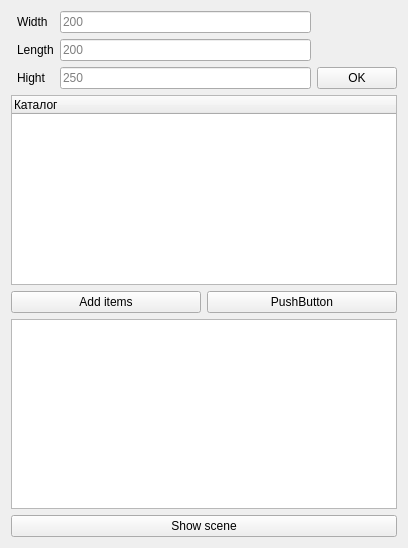
Qt form settings.ui (Tulenien/ComputerGraphics) before a commit.
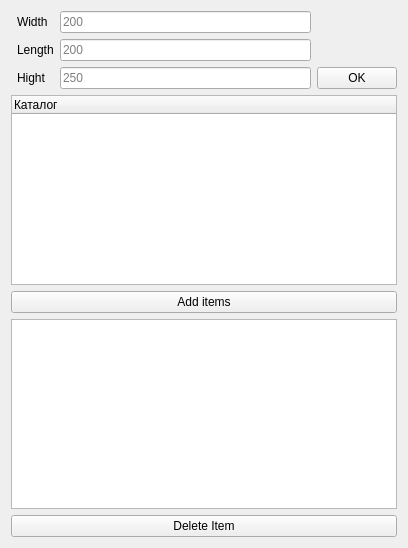
The same form after that commit.

Commit message: Fix yAxis and zBuffer overflow, delete showScene button

```diff
--- a/settings.ui
+++ b/settings.ui
@@ -75,6 +75,9 @@
    </item>
    <item row="1" column="0" colspan="2">
     <layout class="QGridLayout" name="gridLayout_2">
+     <item row="3" column="0" colspan="2">
+      <widget class="QListWidget" name="ItemListWdt"/>
+     </item>
      <item row="0" column="0" colspan="2">
       <widget class="QTreeWidget" name="itemCatalogWdt">
        <property name="sizePolicy">
@@ -90,30 +93,20 @@
        </column>
       </widget>
      </item>
-     <item row="3" column="0" colspan="2">
-      <widget class="QListWidget" name="ItemListWdt"/>
+     <item row="4" column="0" colspan="2">
+      <widget class="QPushButton" name="deleteItemButton">
+       <property name="text">
+        <string>Delete Item</string>
+       </property>
+      </widget>
      </item>
-     <item row="1" column="0">
+     <item row="1" column="0" colspan="2">
       <widget class="QPushButton" name="addItemsButton">
        <property name="text">
         <string>Add items</string>
        </property>
       </widget>
      </item>
-     <item row="1" column="1">
-      <widget class="QPushButton" name="pushButton">
-       <property name="text">
-        <string>PushButton</string>
-       </property>
-      </widget>
-     </item>
-     <item row="4" column="0" colspan="2">
-      <widget class="QPushButton" name="showButton">
-       <property name="text">
-        <string>Show scene</string>
-       </property>
-      </widget>
-     </item>
     </layout>
    </item>
   </layout>
```
The commit also changes 2 other files.
